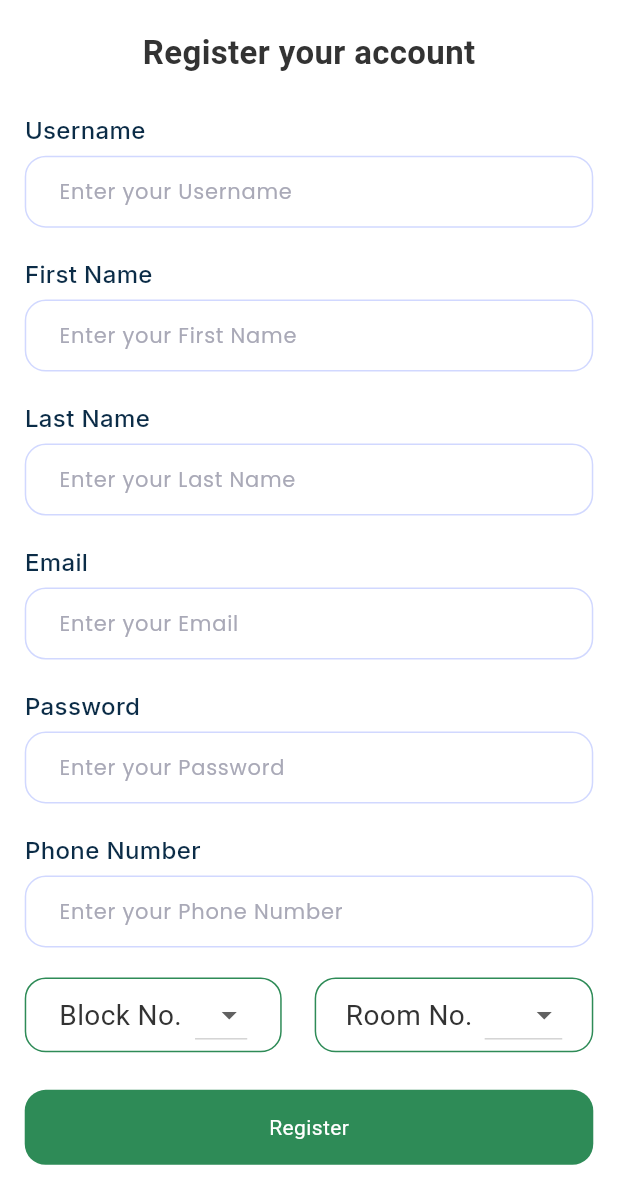
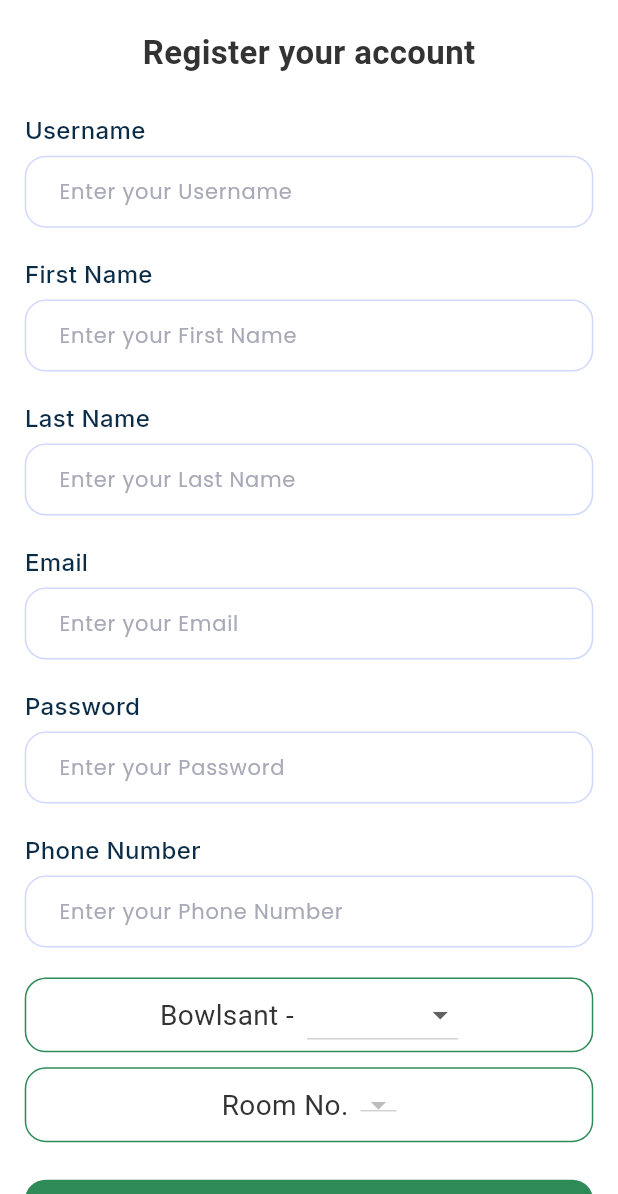
Before and after one commit to Hassanat-t/newhms, a Flutter app: the RegisterScreen screen opened directly, scrolled down 132 dp, on a phone screen of 412 x 824 dp, the part 42-1236 px from its top. Run offline on Flutter 3.47's test engine with Material 3 defaults, Android fonts, the phone set to English and light mode, and no system bars; our stand-ins replace cloud_firestore, firebase_auth, firebase_core, flutter_screenutil, flutter_svg, google_fonts; accounts and stored records are empty.

Commit message:
registered screen works perfectly and adjusted as required

```diff
--- a/lib/features/auth/screens/register_screen.dart
+++ b/lib/features/auth/screens/register_screen.dart
@@ -37,9 +37,26 @@ class _RegisterScreenState extends State<RegisterScreen> {
   String? selectedRoom;
   bool _isLoading = false;
 
-  List<String> blockOptions = ['A', 'B'];
+  List<String> blockOptions = ['Bowlsant1', 'Bowlsant2'];
   List<String> roomOptionsA = ['101', '102', '103'];
   List<String> roomOptionsB = ['201', '202', '203'];
+
+
+  // Utility method to generate rooms options
+  List<String> _generateRooms(int count, String prefix) {
+    return List.generate(count, (i) => '$prefix${(i + 1).toString().padLeft(2, '0')}');
+  }
+
+  List<String> get roomOptions {
+    if (selectedBlock == 'Bowlsant1') {
+      return _generateRooms(33, 'B1-'); // B1-01 to B1-33
+    } else if (selectedBlock == 'Bowlsant2') {
+      return _generateRooms(30, 'B2-'); // B2-01 to B2-30
+    }
+    return [];
+  }
+
+
   @override
   void dispose() {
     // TODO: implement dispose
@@ -137,6 +154,8 @@ class _RegisterScreenState extends State<RegisterScreen> {
       }
     }
   }
+
+
 
   @override
   Widget build(BuildContext context) {
@@ -297,7 +316,8 @@ class _RegisterScreenState extends State<RegisterScreen> {
                     },
                   ),
                   heightSpacer(15),
-                  Row(
+                  Column(
+                    crossAxisAlignment: CrossAxisAlignment.start,
                     children: [
                       Container(
                         height: 50.h,
@@ -305,7 +325,7 @@ class _RegisterScreenState extends State<RegisterScreen> {
                           shape: RoundedRectangleBorder(
                             side: BorderSide(
                               width: 1,
-                              color: Color(0xff2e8b57),
+                              color: const Color(0xff2e8b57),
                             ),
                             borderRadius: BorderRadius.circular(14.r),
                           ),
@@ -315,7 +335,7 @@ class _RegisterScreenState extends State<RegisterScreen> {
                           children: [
                             widthSpacer(20),
                             Text(
-                              'Block No.',
+                              'Bowlsant -',
                               textAlign: TextAlign.center,
                               style: TextStyle(
                                 color: const Color(0xFF333333),
@@ -342,14 +362,22 @@ class _RegisterScreenState extends State<RegisterScreen> {
                           ],
                         ),
                       ),
-                      widthSpacer(20),
-                      Expanded(
-                        child: Container(
+                      if (selectedBlock != null)
+                        Padding(
+                          padding: const EdgeInsets.only(top: 8.0),
+                          child: Text(
+                            selectedBlock == 'Bowlsant1'
+                                ? 'Each room accommodates 3 people'
+                                : 'Each room accommodates 2 people',
+                            style: TextStyle(fontSize: 14.sp, color: Colors.green[700]),
+                          ),
+                        ),
+                      heightSpacer(10),
+                      Container(
                         height: 50.h,
                         decoration: ShapeDecoration(
                           shape: RoundedRectangleBorder(
-                              side: const BorderSide(
-                                  width: 1, color: Color(0xFF2E8B57)),
+                            side: const BorderSide(width: 1, color: Color(0xFF2E8B57)),
                             borderRadius: BorderRadius.circular(14),
                           ),
                         ),
@@ -372,10 +400,7 @@ class _RegisterScreenState extends State<RegisterScreen> {
                                   selectedRoom = newValue;
                                 });
                               },
-                                items: (selectedBlock == 'A'
-                                        ? roomOptionsA
-                                        : roomOptionsB)
-                                    .map((String room) {
+                              items: roomOptions.map((String room) {
                                 return DropdownMenuItem<String>(
                                   value: room,
                                   child: Text(room),
@@ -385,7 +410,6 @@ class _RegisterScreenState extends State<RegisterScreen> {
                           ],
                         ),
                       ),
-                      )
                     ],
                   ),
                   heightSpacer(25),
```
Lines whose indentation alone changed are shown as unchanged.
